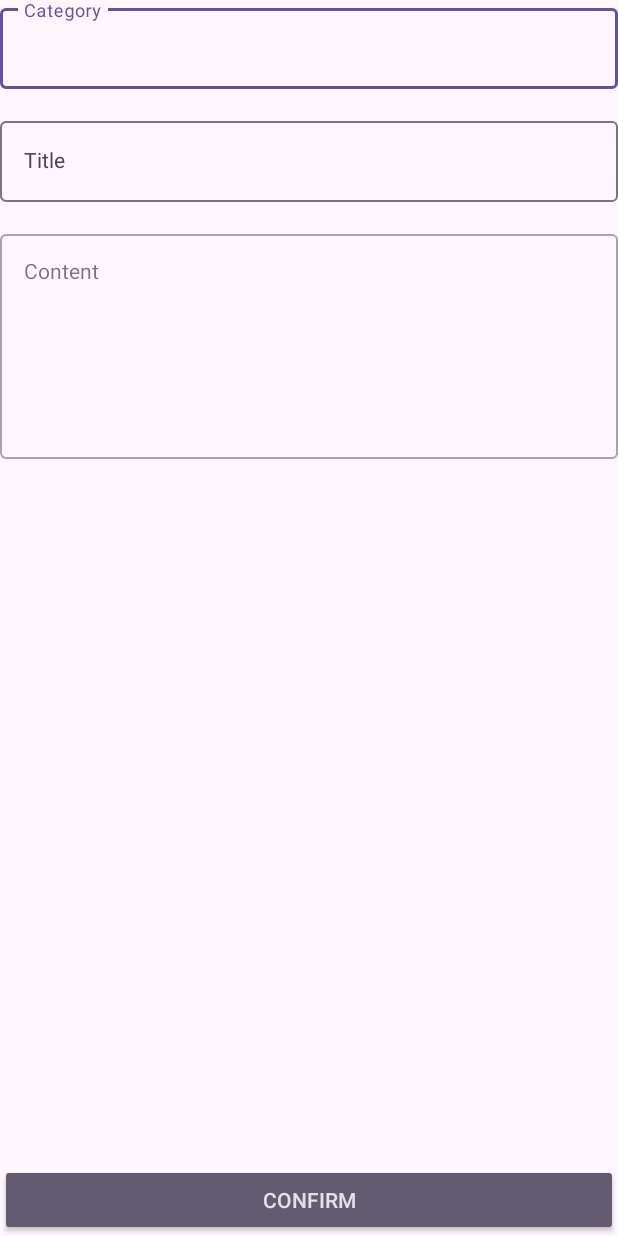
After one commit to rmfgh2004/part3-chapter8, an Android app: the InputActivity screen opened directly, with no data from a screen before it, on a phone screen of 412 x 824 dp. The commit adds this screen. Run offline under Robolectric (Android 15) with nearby library versions, the phone set to English and light mode, and no system bars; our stand-ins replace Dagger/Hilt's generated code, data binding; 2 statements that could not run were skipped.

Commit message:
create part3-chapter8

```diff
--- /dev/null
+++ b/app/src/main/java/com/example/part3_chapter8/presenter/ui/InputActivity.kt
@@ -0,0 +1,72 @@
+package com.example.part3_chapter8.presenter.ui
+
+import android.content.Context
+import android.content.Intent
+import android.os.Bundle
+import android.widget.Toast
+import androidx.activity.enableEdgeToEdge
+import androidx.activity.viewModels
+import androidx.appcompat.app.AppCompatActivity
+import androidx.core.view.ViewCompat
+import androidx.core.view.WindowInsetsCompat
+import com.example.part3_chapter8.R
+import com.example.part3_chapter8.databinding.ActivityInputBinding
+import com.example.part3_chapter8.domain.model.Content
+import com.example.part3_chapter8.presenter.viewmodel.InputViewModel
+import dagger.hilt.android.HiltAndroidApp
+
+@HiltAndroidApp
+class InputActivity : AppCompatActivity() {
+
+    private lateinit var binding: ActivityInputBinding
+    private val viewModel: InputViewModel by viewModels()
+
+    override fun onCreate(savedInstanceState: Bundle?) {
+        super.onCreate(savedInstanceState)
+        enableEdgeToEdge()
+        binding = ActivityInputBinding.inflate(layoutInflater).apply {
+            setContentView(root)
+            lifecycleOwner = this@InputActivity
+            viewModel = this@InputActivity.viewModel
+        }
+        ViewCompat.setOnApplyWindowInsetsListener(findViewById(R.id.main)) { v, insets ->
+            val systemBars = insets.getInsets(WindowInsetsCompat.Type.systemBars())
+            v.setPadding(systemBars.left, systemBars.top, systemBars.right, systemBars.bottom)
+            insets
+        }
+
+        supportActionBar?.setDisplayHomeAsUpEnabled(true)
+
+        (intent.getSerializableExtra(ITEM) as Content?)?.let {
+            viewModel.initData(it)
+        }
+
+        observeViewModel()
+    }
+
+    override fun onSupportNavigateUp(): Boolean {
+        finish()
+        return true
+    }
+
+    private fun observeViewModel() {
+        viewModel.doneEvent.observe(this) {
+            Toast.makeText(this, it.second, Toast.LENGTH_SHORT).show()
+            if (it.first) {
+                finish()
+            }
+        }
+    }
+
+    companion object {
+        private const val ITEM = "item"
+        fun start(context: Context, item: Content? = null) {
+            Intent(context, InputActivity::class.java).apply {
+                putExtra(ITEM, item)
+            }.run {
+                context.startActivity(this)
+            }
+        }
+    }
+
+}
--- /dev/null
+++ b/app/src/main/res/layout/activity_input.xml
@@ -0,0 +1,99 @@
+<?xml version="1.0" encoding="utf-8"?>
+<layout xmlns:android="http://schemas.android.com/apk/res/android"
+    xmlns:app="http://schemas.android.com/apk/res-auto">
+
+    <data>
+        <variable
+            name="viewModel"
+            type="com.example.part3_chapter8.presenter.viewmodel.InputViewModel" />
+    </data>
+
+    <androidx.constraintlayout.widget.ConstraintLayout
+        android:id="@+id/main"
+        android:layout_width="match_parent"
+        android:layout_height="match_parent"
+        android:padding="@dimen/padding">
+
+        <com.google.android.material.textfield.TextInputLayout
+            android:id="@+id/categoryTextInputLayout"
+            style="@style/Widget.MaterialComponents.TextInputLayout.OutlinedBox"
+            android:layout_width="0dp"
+            android:layout_height="wrap_content"
+            app:layout_constraintEnd_toEndOf="parent"
+            app:layout_constraintStart_toStartOf="parent"
+            app:layout_constraintTop_toTopOf="parent">
+
+            <com.google.android.material.textfield.TextInputEditText
+                android:id="@+id/categoryEditText"
+                android:layout_width="match_parent"
+                android:layout_height="match_parent"
+                android:hint="Category"
+                android:text="@={viewModel.category}"
+                android:imeOptions="actionNext"
+                android:inputType="text"
+                android:textAppearance="@style/TextAppearance.App">
+
+                <requestFocus />
+            </com.google.android.material.textfield.TextInputEditText>
+        </com.google.android.material.textfield.TextInputLayout>
+
+        <com.google.android.material.textfield.TextInputLayout
+            android:id="@+id/titleTextInputLayout"
+            android:layout_width="0dp"
+            android:layout_height="wrap_content"
+            android:layout_marginTop="@dimen/margin"
+            app:layout_constraintEnd_toEndOf="parent"
+            app:layout_constraintStart_toStartOf="parent"
+            app:layout_constraintTop_toBottomOf="@id/categoryTextInputLayout">
+
+            <com.google.android.material.textfield.TextInputEditText
+                android:id="@+id/titleEditText"
+                android:layout_width="match_parent"
+                android:layout_height="match_parent"
+                android:hint="Title"
+                android:text="@={viewModel.title}"
+                android:imeOptions="actionNext"
+                android:inputType="text"
+                android:textAppearance="@style/TextAppearance.App" />
+        </com.google.android.material.textfield.TextInputLayout>
+
+        <com.google.android.material.textfield.TextInputLayout
+            android:id="@+id/contentTextInputLayout"
+            style="@style/Widget.MaterialComponents.TextInputLayout.OutlinedBox"
+            android:layout_width="0dp"
+            android:layout_height="wrap_content"
+            android:layout_marginTop="@dimen/margin"
+            app:layout_constraintEnd_toEndOf="parent"
+            app:layout_constraintStart_toStartOf="parent"
+            app:layout_constraintTop_toBottomOf="@id/titleTextInputLayout">
+
+            <com.google.android.material.textfield.TextInputEditText
+                android:id="@+id/contentEditText"
+                android:layout_width="match_parent"
+                android:layout_height="match_parent"
+                android:gravity="top"
+                android:hint="Content"
+                android:imeOptions="actionDone"
+                android:inputType="textMultiLine"
+                android:text="@={viewModel.content}"
+                android:minHeight="150dp"
+                android:textAppearance="@style/TextAppearance.App" />
+        </com.google.android.material.textfield.TextInputLayout>
+
+        <androidx.appcompat.widget.AppCompatButton
+            android:id="@+id/confirmButton"
+            style="@style/Widget.AppCompat.Button.Colored"
+            android:layout_width="0dp"
+            android:layout_height="wrap_content"
+            android:paddingStart="@dimen/padding"
+            android:paddingTop="@dimen/padding_small"
+            android:paddingEnd="@dimen/padding"
+            android:paddingBottom="@dimen/padding_small"
+            android:text="Confirm"
+            android:onClick="@{() -> viewModel.insertData()}"
+            app:layout_constraintBottom_toBottomOf="parent"
+            app:layout_constraintEnd_toEndOf="parent"
+            app:layout_constraintStart_toStartOf="parent" />
+
+    </androidx.constraintlayout.widget.ConstraintLayout>
+</layout>
```
Also changed, not shown: app/src/main/AndroidManifest.xml (+6 -1 lines), app/src/main/java/com/example/part3_chapter8/data/model/ContentMapper.kt (added, +65 -0 lines), app/src/main/java/com/example/part3_chapter8/data/repository/ContentRepositoryImpl.kt (added, +81 -0 lines), app/src/main/java/com/example/part3_chapter8/di/RepositoryModule.kt (added, +23 -0 lines), app/src/main/java/com/example/part3_chapter8/domain/repository/ContentRepository.kt (added, +16 -0 lines), app/src/main/java/com/example/part3_chapter8/domain/usecase/ContentUseCase.kt (added, +19 -0 lines), app/src/main/java/com/example/part3_chapter8/presenter/ui/MainActivity.kt (+35 -2 lines), app/src/main/java/com/example/part3_chapter8/presenter/viewmodel/InputViewModel.kt (added, +60 -0 lines), app/src/main/java/com/example/part3_chapter8/presenter/viewmodel/MainViewModel.kt (added, +39 -0 lines).
